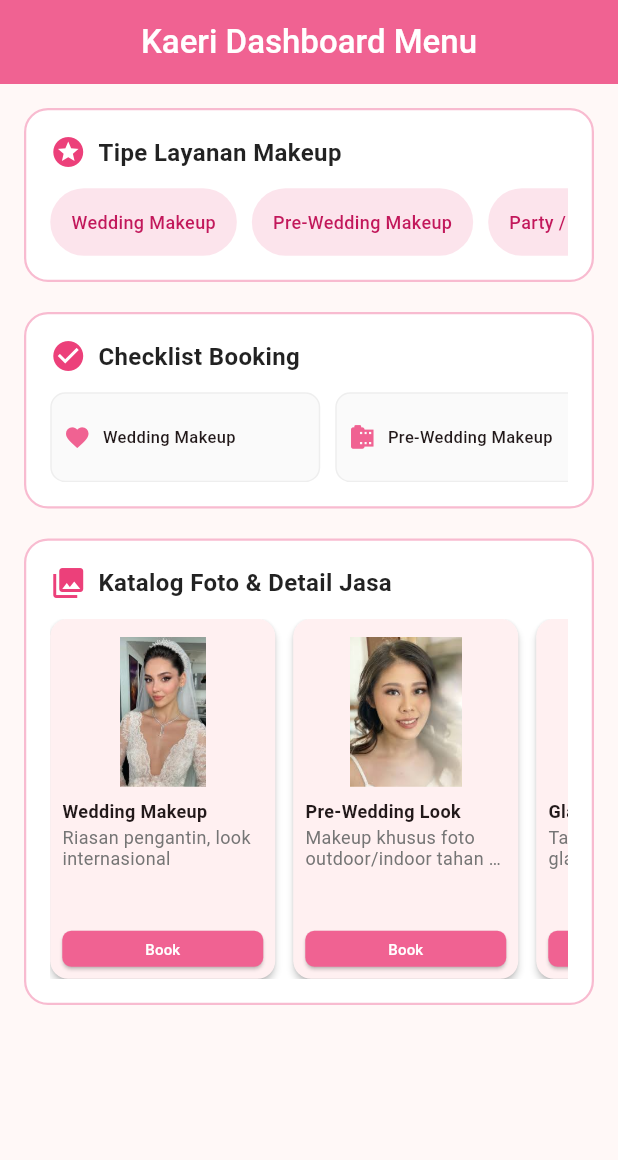
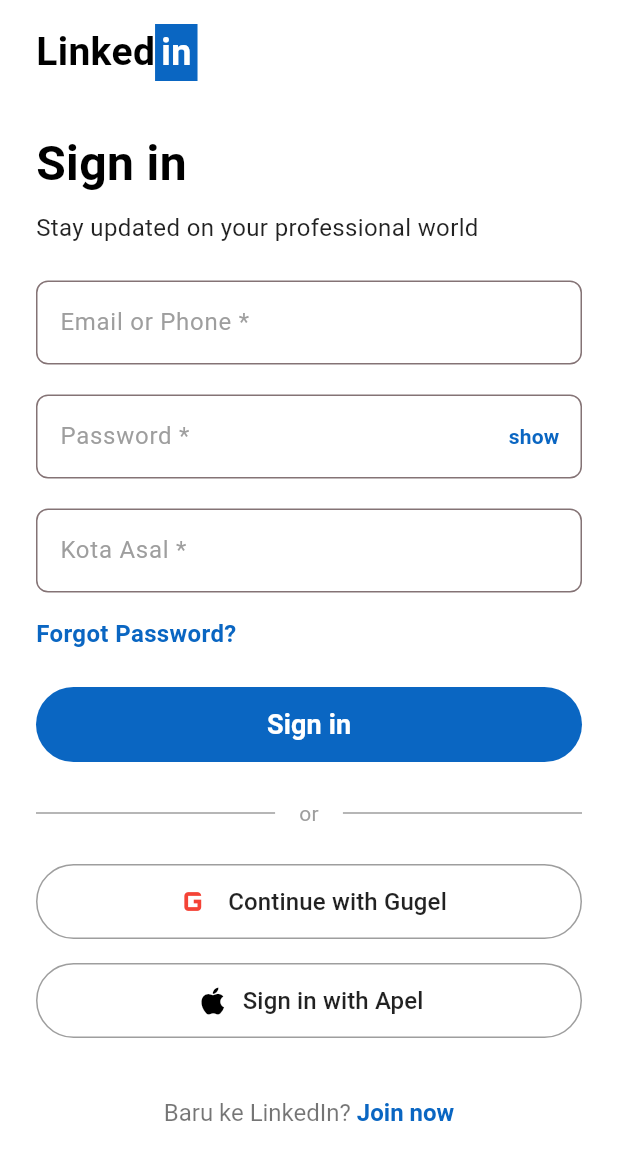
Before and after one commit to rharabee022/project-flutter-1, a Flutter app: the screen it shows after launch, on a phone screen of 412 x 824 dp. Shown: the top 1160 px of the screen. Run offline on Flutter 3.47's test engine with Material 3 defaults, Android fonts, the phone set to English and light mode, and no system bars.

Commit message:
Tugas 10 Flutter Controller

```diff
--- a/lib/main.dart
+++ b/lib/main.dart
@@ -1,5 +1,5 @@
 import 'package:flutter/material.dart';
-import 'package:rhara_belajar1/tugas9.dart';
+import 'package:rhara_belajar1/tugas10.dart';
 
 void main() {
   runApp(const ChizilishiApp());
@@ -18,7 +18,7 @@
         useMaterial3: true,
       ),
       // 2. Menampilkan LinkedInLoginPage sebagai halaman utama
-      home: const Tugas9Screen(),
+      home: const Tugas10Login(),
     );
   }
 }
--- /dev/null
+++ b/lib/tugas10.dart
@@ -0,0 +1,418 @@
+import 'package:flutter/material.dart';
+
+void main() {
+  runApp(const Tugas10());
+}
+
+class Tugas10 extends StatelessWidget {
+  const Tugas10({super.key});
+
+  @override
+  Widget build(BuildContext context) {
+    return const MaterialApp(
+      debugShowCheckedModeBanner: false,
+      home: Tugas10Login(),
+    );
+  }
+}
+
+class Tugas10Login extends StatefulWidget {
+  const Tugas10Login({super.key});
+
+  @override
+  State<Tugas10Login> createState() => _LinkedInLoginPageState();
+}
+
+class _LinkedInLoginPageState extends State<Tugas10Login> {
+  bool _obscureText = true;
+
+  // mesti pake final di depan nya krn biar ga berubah lg
+  final _formKey = GlobalKey<FormState>();
+
+  // Controller untuk mengambil data inputan
+  final _emailController = TextEditingController();
+  final TextEditingController _passwordController = TextEditingController();
+  final _kotaController = TextEditingController(); // Data Tambahan Wajib
+
+  // Fungsi untuk menampilkan Dialog Konfirmasi
+  void _showConfirmationDialog() {
+    showDialog(
+      context: context,
+      barrierDismissible: false, // User wajib memilih tombol
+      builder: (context) {
+        return AlertDialog(
+          title: const Text('Konfirmasi Pendaftaran'),
+          content: Column(
+            mainAxisSize: MainAxisSize.min,
+            crossAxisAlignment: CrossAxisAlignment.start,
+            children: [
+              Text('Email: ${_emailController.text}'),
+              const SizedBox(height: 8),
+              Text('Kota Asal: ${_kotaController.text}'),
+              const SizedBox(height: 12),
+              const Text('Udah bener belom ini data yang lu ketik?'),
+            ],
+          ),
+          actions: [
+            TextButton(
+              onPressed: () => Navigator.pop(context),
+              child: const Text('Batal', style: TextStyle(color: Colors.grey)),
+            ),
+            ElevatedButton(
+              onPressed: () {
+                Navigator.pop(context); // Tutup dialog
+
+                // Navigasi ke Halaman Konfirmasi membawa data dr sblmnya
+                Navigator.push(
+                  context,
+                  MaterialPageRoute(
+                    builder: (context) => HalamanKonfirmasi(
+                      email: _emailController.text,
+                      kota: _kotaController.text,
+                    ),
+                  ),
+                );
+              },
+              style: ElevatedButton.styleFrom(
+                  backgroundColor: const Color(0xFF0A66C2)),
+              child:
+                  const Text('Lanjut', style: TextStyle(color: Colors.white)),
+            ),
+          ],
+        );
+      },
+    );
+  }
+
+  @override
+  Widget build(BuildContext context) {
+    return Scaffold(
+      backgroundColor: Colors.white,
+      body: SafeArea(
+        child: SingleChildScrollView(
+          padding: const EdgeInsets.symmetric(horizontal: 24.0, vertical: 16.0),
+          // 2. Membungkus Column dengan widget Form dan memasang key
+          child: Form(
+            key: _formKey,
+            child: Column(
+              crossAxisAlignment: CrossAxisAlignment.start,
+              children: [
+                // Logo LinkedIn
+                Row(
+                  children: [
+                    const Text(
+                      'Linked',
+                      style: TextStyle(
+                        fontSize: 26,
+                        fontWeight: FontWeight.bold,
+                        color: Colors.black,
+                      ),
+                    ),
+                    Container(
+                      padding: const EdgeInsets.symmetric(
+                          horizontal: 4, vertical: 2),
+                      decoration: const BoxDecoration(color: Color(0xFF0A66C2)),
+                      child: const Text(
+                        'in',
+                        style: TextStyle(
+                          fontSize: 24,
+                          fontWeight: FontWeight.bold,
+                          color: Colors.white,
+                        ),
+                      ),
+                    ),
+                  ],
+                ),
+                const SizedBox(height: 32),
+
+                // Judul
+                const Text(
+                  'Sign in',
+                  style: TextStyle(
+                      fontSize: 32,
+                      fontWeight: FontWeight.bold,
+                      color: Colors.black),
+                ),
+                const SizedBox(height: 8),
+                const Text(
+                  'Stay updated on your professional world',
+                  style: TextStyle(fontSize: 16, color: Colors.black87),
+                ),
+                const SizedBox(height: 24),
+
+                // Kriteria A: Input Email (Diubah dari TextField ke TextFormField + Validator)
+                TextFormField(
+                  controller: _emailController,
+                  decoration: InputDecoration(
+                    labelText: 'Email or Phone *',
+                    labelStyle: const TextStyle(color: Colors.grey),
+                    border: OutlineInputBorder(
+                      borderRadius: BorderRadius.circular(8),
+                      borderSide: const BorderSide(color: Colors.grey),
+                    ),
+                    focusedBorder: OutlineInputBorder(
+                      borderRadius: BorderRadius.circular(8),
+                      borderSide: const BorderSide(color: Colors.black),
+                    ),
+                  ),
+                  validator: (value) {
+                    if (value == null || value.isEmpty) {
+                      return 'Email tidak boleh kosong!';
+                    } else if (!value.contains('@')) {
+                      return 'Email harus mengandung karakter "@"!';
+                    }
+                    return null;
+                  },
+                ),
+                const SizedBox(height: 20),
+
+                // Input Password
+                TextFormField(
+                  controller: _passwordController,
+                  obscureText: _obscureText,
+                  decoration: InputDecoration(
+                    labelText: 'Password *',
+                    labelStyle: const TextStyle(color: Colors.grey),
+                    suffixIcon: TextButton(
+                      onPressed: () {
+                        setState(() {
+                          _obscureText = !_obscureText;
+                        });
+                      },
+                      child: Text(
+                        _obscureText ? 'show' : 'hide',
+                        style: const TextStyle(
+                            color: Color(0xFF0A66C2),
+                            fontWeight: FontWeight.bold),
+                      ),
+                    ),
+                    border: OutlineInputBorder(
+                      borderRadius: BorderRadius.circular(8),
+                      borderSide: const BorderSide(color: Colors.grey),
+                    ),
+                    focusedBorder: OutlineInputBorder(
+                      borderRadius: BorderRadius.circular(8),
+                      borderSide: const BorderSide(color: Colors.black),
+                    ),
+                  ),
+                  validator: (value) {
+                    if (value == null || value.isEmpty) {
+                      return 'Password wajib diisi!';
+                    }
+                    return null;
+                  },
+                ),
+                const SizedBox(height: 20),
+
+                // Kota Asal
+                TextFormField(
+                  controller: _kotaController,
+                  decoration: InputDecoration(
+                    labelText: 'Kota Asal *',
+                    labelStyle: const TextStyle(color: Colors.grey),
+                    border: OutlineInputBorder(
+                      borderRadius: BorderRadius.circular(8),
+                      borderSide: const BorderSide(color: Colors.grey),
+                    ),
+                    focusedBorder: OutlineInputBorder(
+                      borderRadius: BorderRadius.circular(8),
+                      borderSide: const BorderSide(color: Colors.black),
+                    ),
+                  ),
+                  validator: (value) {
+                    if (value == null || value.isEmpty) {
+                      return 'Kota Asal wajib diisi!';
+                    }
+                    return null;
+                  },
+                ),
+                const SizedBox(height: 16),
+
+                // Forgot Password
+                GestureDetector(
+                  onTap: () {},
+                  child: const Text(
+                    'Forgot Password?',
+                    style: TextStyle(
+                        color: Color(0xFF0A66C2),
+                        fontWeight: FontWeight.bold,
+                        fontSize: 16),
+                  ),
+                ),
+                const SizedBox(height: 24),
+
+                // Tombol Sign In dengan Logika Validasi
+                SizedBox(
+                  width: double.infinity,
+                  height: 50,
+                  child: ElevatedButton(
+                    onPressed: () {
+                      // Trigger validasi Form
+                      if (_formKey.currentState!.validate()) {
+                        // Jika lolos validasi, muncul pop-up dialog
+                        _showConfirmationDialog();
+                      }
+                    },
+                    style: ElevatedButton.styleFrom(
+                      backgroundColor: const Color(0xFF0A66C2),
+                      shape: RoundedRectangleBorder(
+                          borderRadius: BorderRadius.circular(25)),
+                      elevation: 0,
+                    ),
+                    child: const Text(
+                      'Sign in',
+                      style: TextStyle(
+                          fontSize: 18,
+                          fontWeight: FontWeight.bold,
+                          color: Colors.white),
+                    ),
+                  ),
+                ),
+                const SizedBox(height: 24),
+
+                // Divider "or"
+                Row(
+                  children: const [
+                    Expanded(child: Divider(color: Colors.grey)),
+                    Padding(
+                      padding: EdgeInsets.symmetric(horizontal: 16.0),
+                      child: Text('or', style: TextStyle(color: Colors.grey)),
+                    ),
+                    Expanded(child: Divider(color: Colors.grey)),
+                  ],
+                ),
+                const SizedBox(height: 24),
+
+                // Tombol Google
+                SizedBox(
+                  width: double.infinity,
+                  height: 50,
+                  child: OutlinedButton(
+                    onPressed: () {},
+                    style: OutlinedButton.styleFrom(
+                      side: const BorderSide(color: Colors.grey),
+                      shape: RoundedRectangleBorder(
+                          borderRadius: BorderRadius.circular(25)),
+                    ),
+                    child: Row(
+                      mainAxisAlignment: MainAxisAlignment.center,
+                      children: const [
+                        Icon(Icons.g_mobiledata, color: Colors.red, size: 30),
+                        SizedBox(width: 8),
+                        Text('Continue with Gugel',
+                            style:
+                                TextStyle(color: Colors.black87, fontSize: 16)),
+                      ],
+                    ),
+                  ),
+                ),
+                const SizedBox(height: 16),
+
+                // Tombol Apple
+                SizedBox(
+                  width: double.infinity,
+                  height: 50,
+                  child: OutlinedButton(
+                    onPressed: () {},
+                    style: OutlinedButton.styleFrom(
+                      side: const BorderSide(color: Colors.grey),
+                      shape: RoundedRectangleBorder(
+                          borderRadius: BorderRadius.circular(25)),
+                    ),
+                    child: Row(
+                      mainAxisAlignment: MainAxisAlignment.center,
+                      children: const [
+                        Icon(Icons.apple, color: Colors.black, size: 24),
+                        SizedBox(width: 8),
+                        Text('Sign in with Apel',
+                            style:
+                                TextStyle(color: Colors.black87, fontSize: 16)),
+                      ],
+                    ),
+                  ),
+                ),
+                const SizedBox(height: 40),
+
+                // Bagian Join Now
+                Center(
+                  child: RichText(
+                    text: const TextSpan(
+                      text: 'Baru ke LinkedIn? ',
+                      style: TextStyle(color: Colors.black54, fontSize: 16),
+                      children: [
+                        TextSpan(
+                          text: 'Join now',
+                          style: TextStyle(
+                              color: Color(0xFF0A66C2),
+                              fontWeight: FontWeight.bold),
+                        ),
+                      ],
+                    ),
+                  ),
+                ),
+              ],
+            ),
+          ),
+        ),
+      ),
+    );
+  }
+}
+
+//  Halaman konfirmasi yg pop up
+
+class HalamanKonfirmasi extends StatelessWidget {
+  final String email;
+  final String kota;
+
+  // data dr page sblmnya
+  const HalamanKonfirmasi({
+    super.key,
+    required this.email,
+    required this.kota,
+  });
+
+  @override
+  Widget build(BuildContext context) {
+    return Scaffold(
+      appBar: AppBar(
+        title: const Text('Konfirmasi Sukses'),
+        backgroundColor: const Color(0xFF0A66C2),
+        foregroundColor: Colors.white,
+      ),
+      body: Center(
+        child: Padding(
+          padding: const EdgeInsets.all(24.0),
+          child: Column(
+            mainAxisAlignment: MainAxisAlignment.center,
+            children: [
+              const Icon(Icons.check_circle_outline,
+                  color: Colors.green, size: 80),
+              const SizedBox(height: 24),
+              Text(
+                //
+                'Cie daftar nich, tengkyu ya $email dari $kota udah daftar.',
+                textAlign: TextAlign.center,
+                style: const TextStyle(
+                    fontSize: 18,
+                    fontWeight: FontWeight.w500,
+                    color: Colors.black87),
+              ),
+              const SizedBox(height: 32),
+              ElevatedButton(
+                onPressed: () {
+                  // back keawal
+                  Navigator.pop(context);
+                },
+                style: ElevatedButton.styleFrom(
+                    backgroundColor: const Color(0xFF0A66C2)),
+                child: const Text('Kembali',
+                    style: TextStyle(color: Colors.white)),
+              )
+            ],
+          ),
+        ),
+      ),
+    );
+  }
+}
--- a/lib/tugas9.dart
+++ b/lib/tugas9.dart
@@ -135,24 +135,24 @@
                 const SizedBox(height: 12),
                 // List Horizontal
                 SizedBox(
-                  height: 45,
+                  height: 60,
                   child: ListView.builder(
-                    scrollDirection: Axis.horizontal,
+                    scrollDirection: Axis.vertical,
                     itemCount: servicesLevel1.length,
                     itemBuilder: (context, index) {
                       return Container(
-                        margin: const EdgeInsets.only(right: 10),
-                        padding: const EdgeInsets.symmetric(horizontal: 14),
+                        margin: const EdgeInsets.all(10),
+                        padding: const EdgeInsets.symmetric(horizontal: 10),
                         alignment: Alignment.center,
                         decoration: BoxDecoration(
                           color: Colors.pink[50],
-                          borderRadius: BorderRadius.circular(30),
+                          borderRadius: BorderRadius.circular(5),
                         ),
                         child: Text(
                           servicesLevel1[index],
                           style: TextStyle(
                               color: Colors.pink[700],
-                              fontSize: 12,
+                              fontSize: 20,
                               fontWeight: FontWeight.w500),
                         ),
                       );
```
